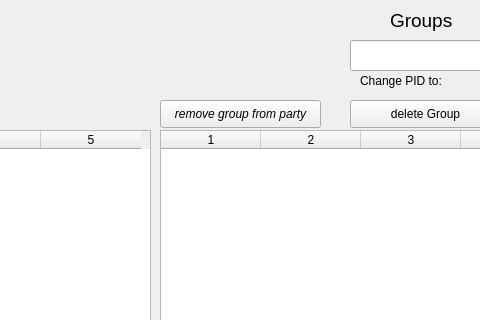
Old version of the form ui/EditPartyUI.ui in the repository sourcery-ai-experiments/jaar; both pictures show x 370 to 850 and y 0 to 320 of the 1199 by 771 pixel window.
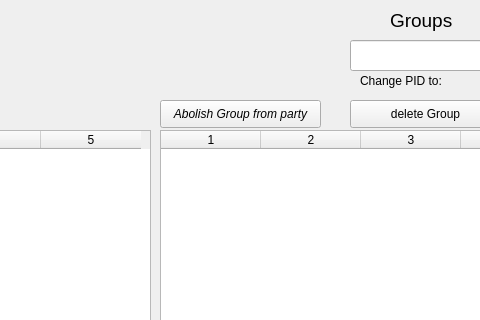
New version of the form.

```diff
--- a/ui/EditPartyUI.ui
+++ b/ui/EditPartyUI.ui
@@ -353,7 +353,7 @@
     </font>
    </property>
    <property name="text">
-    <string>remove group from party</string>
+    <string>Abolish Group from party</string>
    </property>
   </widget>
   <widget class="QTableWidget" name="groups_stan_table">
```
